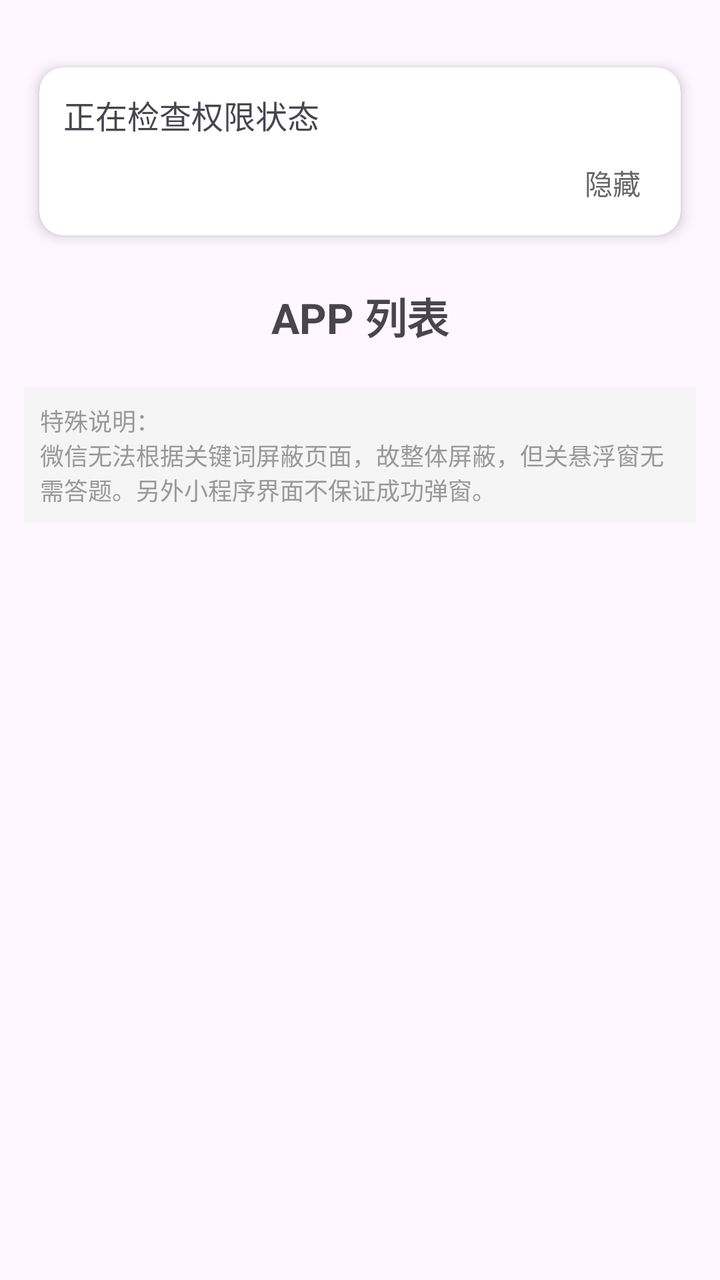
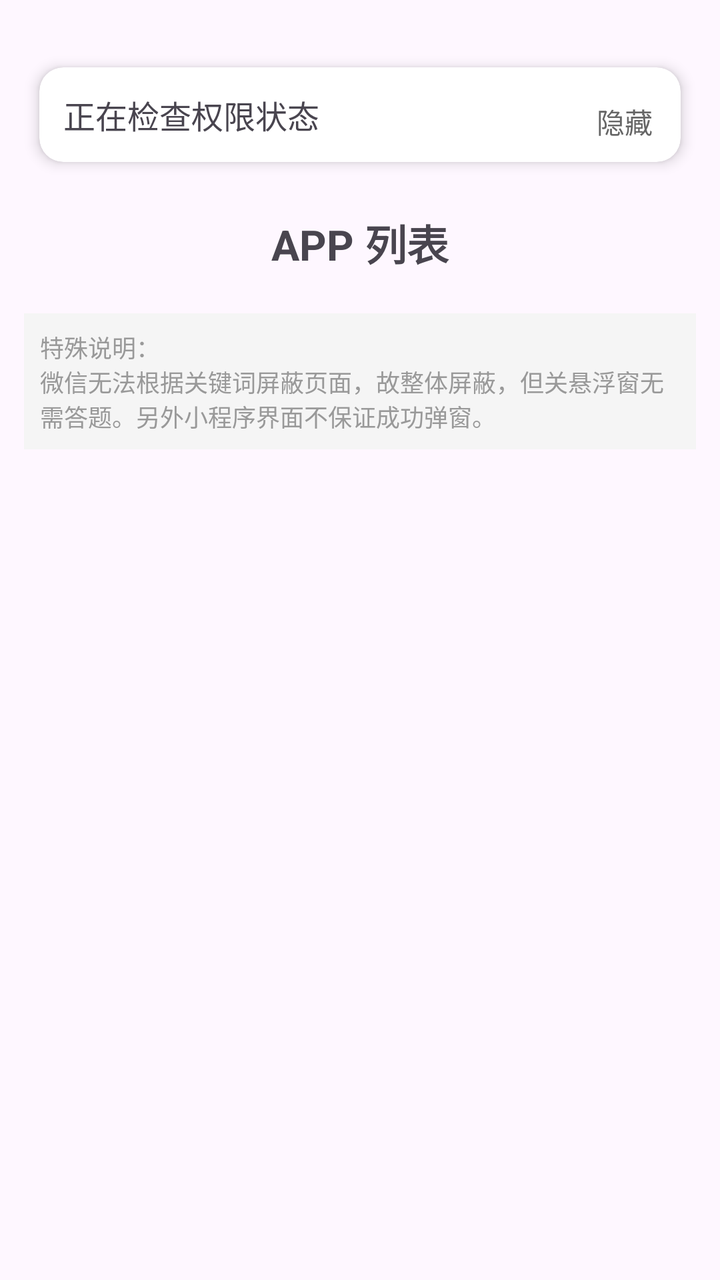

Two renders of the same Android screen: before a commit and after it. Below are the layout's source before the change and the commit's diff.
<!-- AndroidManifest.xml: application theme Theme.Basic -->
<!-- res/layout/fragment_home.xml -->
<?xml version="1.0" encoding="utf-8"?>
<ScrollView xmlns:android="http://schemas.android.com/apk/res/android"
    xmlns:app="http://schemas.android.com/apk/res-auto"
    android:layout_width="match_parent"
    android:layout_height="match_parent"
    android:fillViewport="true">

    <androidx.constraintlayout.widget.ConstraintLayout
        android:layout_width="match_parent"
        android:layout_height="wrap_content"
        android:paddingStart="12dp"
        android:paddingEnd="12dp"
        android:paddingTop="16dp"
        android:paddingBottom="12dp">

        <androidx.cardview.widget.CardView
            android:id="@+id/ll_permissions"
            android:layout_width="0dp"
            android:layout_height="wrap_content"
            android:layout_marginTop="8dp"
            app:cardBackgroundColor="#FFFFFF"
            app:cardCornerRadius="12dp"
            app:cardElevation="4dp"
            app:cardUseCompatPadding="true"
            app:layout_constraintBottom_toTopOf="@+id/ll_apps_header"
            app:layout_constraintEnd_toEndOf="parent"
            app:layout_constraintStart_toStartOf="parent"
            app:layout_constraintTop_toTopOf="parent">

            <LinearLayout
                android:layout_width="match_parent"
                android:layout_height="wrap_content"
                android:orientation="vertical">

                <LinearLayout
                    android:id="@+id/ll_permission_expanded"
                    android:layout_width="match_parent"
                    android:layout_height="wrap_content"
                    android:baselineAligned="false"
                    android:orientation="vertical"
                    android:padding="12dp">

                    <LinearLayout
                        android:layout_width="match_parent"
                        android:layout_height="wrap_content"
                        android:baselineAligned="false"
                        android:orientation="horizontal">

                        <TextView
                            android:id="@+id/tv_description"
                            android:layout_width="0dp"
                            android:layout_height="wrap_content"
                            android:layout_weight="3"
                            android:text="正在检查权限状态"
                            android:textAlignment="viewStart"
                            android:textSize="16sp" />

                        <TextView
                            android:id="@+id/tv_optional_permissions"
                            android:layout_width="0dp"
                            android:layout_height="wrap_content"
                            android:layout_marginStart="16dp"
                            android:layout_weight="2"
                            android:textAlignment="viewStart"
                            android:textSize="16sp" />

                    </LinearLayout>

                    <TextView
                        android:id="@+id/tv_hide_permissions"
                        android:layout_width="wrap_content"
                        android:layout_height="wrap_content"
                        android:layout_gravity="end"
                        android:layout_marginTop="8dp"
                        android:background="?attr/selectableItemBackgroundBorderless"
                        android:clickable="true"
                        android:focusable="true"
                        android:paddingStart="8dp"
                        android:paddingTop="4dp"
                        android:paddingEnd="8dp"
                        android:paddingBottom="4dp"
                        android:text="隐藏"
                        android:textColor="#666666"
                        android:textSize="14sp" />

                </LinearLayout>

                <TextView
                    android:id="@+id/tv_show_permissions"
                    android:layout_width="wrap_content"
                    android:layout_height="wrap_content"
                    android:layout_gravity="center"
                    android:background="?attr/selectableItemBackground"
                    android:clickable="true"
                    android:focusable="true"
                    android:paddingStart="20dp"
                    android:paddingTop="12dp"
                    android:paddingEnd="20dp"
                    android:paddingBottom="12dp"
                    android:text="查看权限状态"
                    android:textColor="#333333"
                    android:textSize="16sp"
                    android:textStyle="bold"
                    android:visibility="gone" />

            </LinearLayout>

        </androidx.cardview.widget.CardView>

        <LinearLayout
            android:id="@+id/ll_apps_header"
            android:layout_width="0dp"
            android:layout_height="wrap_content"
            android:layout_marginTop="15dp"
            android:orientation="horizontal"
            android:gravity="center_vertical"
            app:layout_constraintEnd_toEndOf="parent"
            app:layout_constraintStart_toStartOf="parent"
            app:layout_constraintTop_toBottomOf="@id/ll_permissions">

            <TextView
                android:id="@+id/tv_apps_subtitle"
                android:layout_width="match_parent"
                android:layout_height="wrap_content"
                android:text="APP 列表"
                android:textSize="21sp"
                android:textStyle="bold"
                android:gravity="center" />

        </LinearLayout>

        <androidx.recyclerview.widget.RecyclerView
            android:id="@+id/rv_app_cards"
            android:layout_width="0dp"
            android:layout_height="wrap_content"
            android:layout_marginTop="4dp"
            android:layout_marginBottom="4dp"
            android:nestedScrollingEnabled="false"
            app:layout_constraintEnd_toEndOf="parent"
            app:layout_constraintStart_toStartOf="parent"
            app:layout_constraintTop_toBottomOf="@+id/ll_apps_header"
            app:layout_constraintBottom_toTopOf="@+id/tv_remark" />

        <TextView
            android:id="@+id/tv_remark"
            android:layout_width="0dp"
            android:layout_height="wrap_content"
            android:layout_marginTop="16dp"
            android:text="特殊说明：\n微信无法根据关键词屏蔽页面，故整体屏蔽，但关悬浮窗无需答题。另外小程序界面不保证成功弹窗。"
            android:textSize="12sp"
            android:textColor="#999999"
            android:gravity="left"
            android:padding="8dp"
            android:background="#F5F5F5"
            app:layout_constraintEnd_toEndOf="parent"
            app:layout_constraintStart_toStartOf="parent"
            app:layout_constraintTop_toBottomOf="@+id/rv_app_cards" />

    </androidx.constraintlayout.widget.ConstraintLayout>

</ScrollView>
<!-- resources referenced by this layout -->
<resources>
  <style name="Theme.Basic" parent="Base.Theme.Basic" />
  <style name="Base.Theme.Basic" parent="Theme.Material3.DayNight.NoActionBar">
          
          
      </style>
</resources>

<!-- the commit's change to res/layout/fragment_home.xml (unified diff, before → after) -->
@@ -25,71 +25,65 @@
             app:layout_constraintBottom_toTopOf="@+id/ll_apps_header"
             app:layout_constraintEnd_toEndOf="parent"
             app:layout_constraintStart_toStartOf="parent"
+            app:layout_constraintHorizontal_bias="0"
             app:layout_constraintTop_toTopOf="parent">
 
-            <LinearLayout
+            <FrameLayout
                 android:layout_width="match_parent"
-                android:layout_height="wrap_content"
-                android:orientation="vertical">
+                android:layout_height="wrap_content">
 
                 <LinearLayout
                     android:id="@+id/ll_permission_expanded"
                     android:layout_width="match_parent"
                     android:layout_height="wrap_content"
                     android:baselineAligned="false"
-                    android:orientation="vertical"
+                    android:orientation="horizontal"
                     android:padding="12dp">
 
-                    <LinearLayout
-                        android:layout_width="match_parent"
+                    <TextView
+                        android:id="@+id/tv_description"
+                        android:layout_width="0dp"
                         android:layout_height="wrap_content"
-                        android:baselineAligned="false"
-                        android:orientation="horizontal">
-
-                        <TextView
-                            android:id="@+id/tv_description"
-                            android:layout_width="0dp"
-                            android:layout_height="wrap_content"
-                            android:layout_weight="3"
-                            android:text="正在检查权限状态"
-                            android:textAlignment="viewStart"
-                            android:textSize="16sp" />
-
-                        <TextView
-                            android:id="@+id/tv_optional_permissions"
-                            android:layout_width="0dp"
-                            android:layout_height="wrap_content"
-                            android:layout_marginStart="16dp"
-                            android:layout_weight="2"
-                            android:textAlignment="viewStart"
-                            android:textSize="16sp" />
-
-                    </LinearLayout>
+                        android:layout_weight="3"
+                        android:text="正在检查权限状态"
+                        android:textAlignment="viewStart"
+                        android:textSize="16sp" />
 
                     <TextView
-                        android:id="@+id/tv_hide_permissions"
-                        android:layout_width="wrap_content"
+                        android:id="@+id/tv_optional_permissions"
+                        android:layout_width="0dp"
                         android:layout_height="wrap_content"
-                        android:layout_gravity="end"
-                        android:layout_marginTop="8dp"
-                        android:background="?attr/selectableItemBackgroundBorderless"
-                        android:clickable="true"
-                        android:focusable="true"
-                        android:paddingStart="8dp"
-                        android:paddingTop="4dp"
-                        android:paddingEnd="8dp"
-                        android:paddingBottom="4dp"
-                        android:text="隐藏"
-                        android:textColor="#666666"
-                        android:textSize="14sp" />
+                        android:layout_marginStart="16dp"
+                        android:layout_weight="2"
+                        android:textAlignment="viewStart"
+                        android:textSize="16sp" />
 
                 </LinearLayout>
+
+                
+                <TextView
+                    android:id="@+id/tv_hide_permissions"
+                    android:layout_width="wrap_content"
+                    android:layout_height="wrap_content"
+                    android:layout_gravity="bottom|end"
+                    android:layout_marginEnd="6dp"
+                    android:layout_marginBottom="6dp"
+                    android:background="?attr/selectableItemBackgroundBorderless"
+                    android:clickable="true"
+                    android:focusable="true"
+                    android:paddingStart="10dp"
+                    android:paddingTop="4dp"
+                    android:paddingEnd="8dp"
+                    android:paddingBottom="4dp"
+                    android:text="隐藏"
+                    android:textColor="#666666"
+                    android:textSize="14sp" />
 
                 <TextView
                     android:id="@+id/tv_show_permissions"
                     android:layout_width="wrap_content"
                     android:layout_height="wrap_content"
-                    android:layout_gravity="center"
+                    android:layout_gravity="start"
                     android:background="?attr/selectableItemBackground"
                     android:clickable="true"
                     android:focusable="true"
@@ -103,7 +97,7 @@
                     android:textStyle="bold"
                     android:visibility="gone" />
 
-            </LinearLayout>
+            </FrameLayout>
 
         </androidx.cardview.widget.CardView>
 
